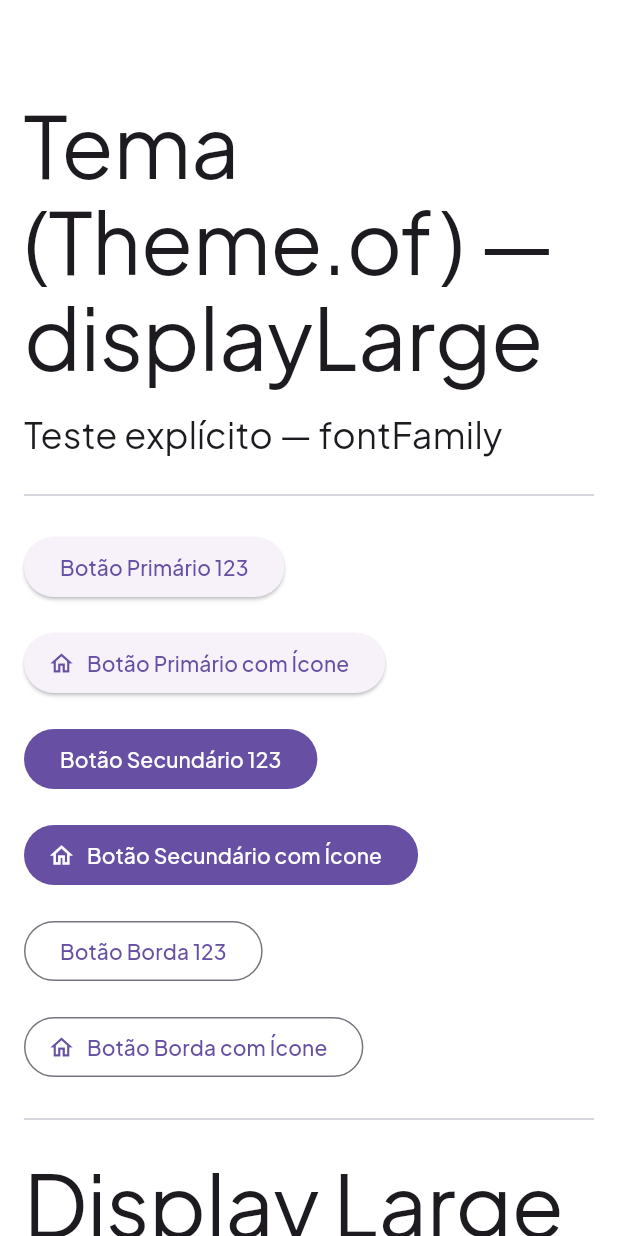
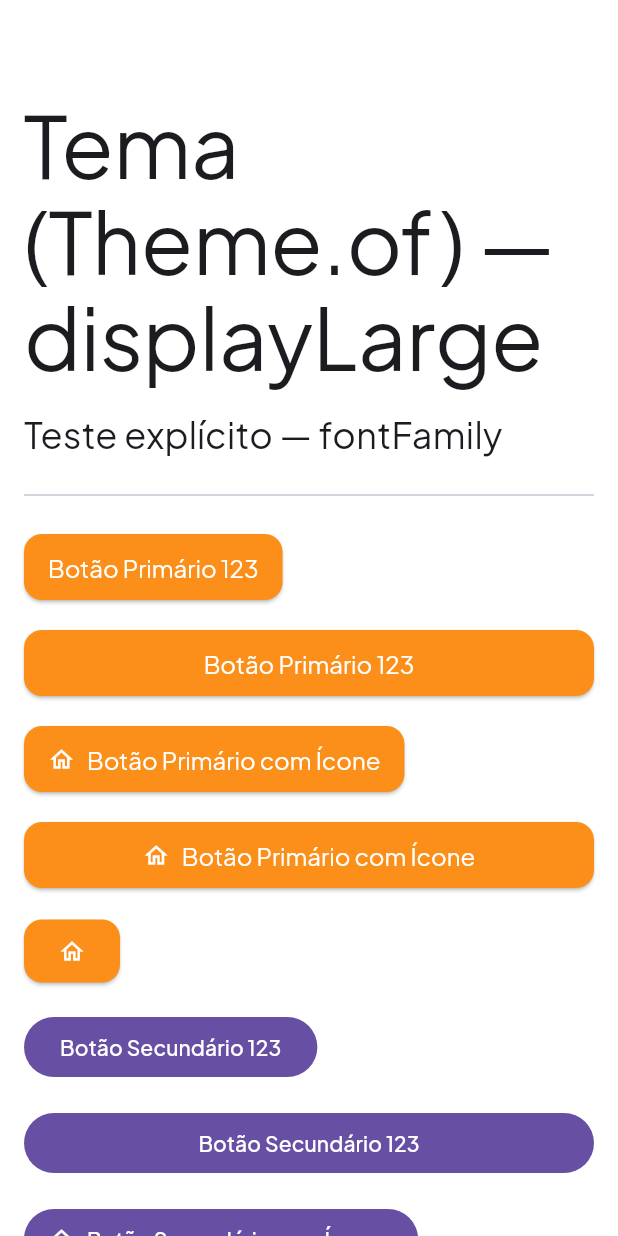
Before and after one commit to alexandreraminelli/aplicativo-lanchonete-escolar, a Flutter app: the screen it shows after launch, on a phone screen of 412 x 824 dp. Run offline on Flutter 3.47's test engine with Material 3 defaults, Android fonts, the phone set to English and light mode, and no system bars.

Commit message:
feat(button): criar estilo pro ElevatedButton

```diff
--- a/gosnack_client/lib/theme_test.dart
+++ b/gosnack_client/lib/theme_test.dart
@@ -1,4 +1,5 @@
 import 'package:flutter/material.dart';
+import 'package:gosnack_client/utils/constants/styles/spacing.dart';
 
 class ThemeWidgetsTest extends StatelessWidget {
   const ThemeWidgetsTest({super.key});
@@ -24,25 +25,76 @@ class ThemeWidgetsTest extends StatelessWidget {
           const Divider(),
 
           ElevatedButton(onPressed: () {}, child: Text("Botão Primário 123")),
+          SizedBox(
+            width: double.infinity,
+            child: ElevatedButton(
+              onPressed: () {},
+              child: Text("Botão Primário 123"),
+            ),
+          ),
           ElevatedButton.icon(
             onPressed: () {},
             icon: Icon(Icons.home_outlined),
             label: Text("Botão Primário com Ícone"),
           ),
+          SizedBox(
+            width: double.infinity,
+            child: ElevatedButton.icon(
+              onPressed: () {},
+              icon: Icon(Icons.home_outlined),
+              label: Text("Botão Primário com Ícone"),
+            ),
+          ),
+          // Apenas ícone
+          ElevatedButton(onPressed: () {}, child: Icon(Icons.home_outlined)),
 
           FilledButton(onPressed: () {}, child: Text("Botão Secundário 123")),
+          SizedBox(
+            width: double.infinity,
+            child: FilledButton(
+              onPressed: () {},
+              child: Text("Botão Secundário 123"),
+            ),
+          ),
           FilledButton.icon(
             onPressed: () {},
             icon: Icon(Icons.home_outlined),
             label: Text("Botão Secundário com Ícone"),
           ),
+          SizedBox(
+            width: double.infinity,
+            child: FilledButton.icon(
+              onPressed: () {},
+              icon: Icon(Icons.home_outlined),
+              label: Text("Botão Secundário com Ícone"),
+            ),
+          ),
+          // Apenas ícone
+          FilledButton(onPressed: () {}, child: Icon(Icons.home_outlined)),
 
           OutlinedButton(onPressed: () {}, child: Text("Botão Borda 123")),
+          SizedBox(
+            width: double.infinity,
+            child: OutlinedButton(
+              onPressed: () {},
+              child: Text("Botão Borda 123"),
+            ),
+          ),
           OutlinedButton.icon(
             onPressed: () {},
             icon: Icon(Icons.home_outlined),
             label: Text("Botão Borda com Ícone"),
           ),
+          SizedBox(
+            width: double.infinity,
+            child: OutlinedButton.icon(
+              onPressed: () {},
+              icon: Icon(Icons.home_outlined),
+              label: Text("Botão Borda com Ícone"),
+            ),
+          ),
+          // Apenas ícone
+          OutlinedButton(onPressed: () {}, child: Icon(Icons.home_outlined)),
 
           const Divider(),
 
--- /dev/null
+++ b/gosnack_client/lib/utils/constants/styles/spacing.dart
@@ -0,0 +1,13 @@
+import 'package:flutter/material.dart';
+import 'package:gosnack_client/utils/constants/styles/sizes.dart';
+
+/// Contantes de espaçamentos EdgeInsets para padding e margin.
+class KSpacing {
+  KSpacing._(); // Construtor privado para evitar instanciação
+
+  // -- Buttons ------------------------------------------------------------- //
+  static const EdgeInsets buttonPaddingMd = EdgeInsets.symmetric(
+    horizontal: Sizes.md,
+    vertical: Sizes.sm,
+  );
+}
--- a/gosnack_client/lib/utils/theme/theme.dart
+++ b/gosnack_client/lib/utils/theme/theme.dart
@@ -1,5 +1,6 @@
 import 'package:flutter/material.dart';
 import 'package:gosnack_client/utils/constants/styles/colors.dart';
+import 'package:gosnack_client/utils/theme/widgets/elevated_button_theme.dart';
 
 /// Tema da aplicação.
 class AppTheme {
@@ -13,6 +14,7 @@ class AppTheme {
     required Brightness brightness,
     required Color scaffoldBackgroundColor,
     // Widgets
+    required ElevatedButtonThemeData elevatedButtonTheme,
   }) {
     final base = ThemeData(
       useMaterial3: true,
@@ -26,6 +28,7 @@ class AppTheme {
       fontFamily: defaultFont,
 
       // -- Widgets do Material Design
+      elevatedButtonTheme: elevatedButtonTheme,
     );
 
     return base.copyWith(
@@ -41,6 +44,8 @@ class AppTheme {
     scaffoldBackgroundColor: Colors.white,
 
     // -- Widgets do Material Design
+    // Botões
+    elevatedButtonTheme: AppElevatedButtonTheme.lightElevatedButtonTheme,
   );
 
   /* ------------------------------------------------------------------------ */
@@ -51,5 +56,7 @@ class AppTheme {
     scaffoldBackgroundColor: Colors.black,
 
     // -- Widgets do Material Design
+    // Botões
+    elevatedButtonTheme: AppElevatedButtonTheme.darkElevatedButtonTheme,
   );
 }
--- /dev/null
+++ b/gosnack_client/lib/utils/theme/widgets/elevated_button_theme.dart
@@ -0,0 +1,41 @@
+import 'package:flutter/material.dart';
+import 'package:gosnack_client/utils/constants/styles/colors.dart';
+import 'package:gosnack_client/utils/constants/styles/sizes.dart';
+import 'package:gosnack_client/utils/constants/styles/spacing.dart';
+import 'package:gosnack_client/utils/theme/theme.dart';
+
+/// Tema personalizado para ElevatedButton.
+/// Usado como botão primário na aplicação.
+class AppElevatedButtonTheme {
+  AppElevatedButtonTheme._(); // Construtor privado para evitar instanciação
+
+  /// Tema base do botão primário.
+  static final _baseElevatedButtonTheme = ElevatedButtonThemeData(
+    style: ElevatedButton.styleFrom(
+      elevation: 1, // sombra
+      // Cores
+      backgroundColor: AppColors.primary,
+      foregroundColor: AppColors.primaryForeground,
+      disabledBackgroundColor: Colors.grey,
+      disabledForegroundColor: Colors.white70,
+      // Padding
+      padding: KSpacing.buttonPaddingMd,
+      // Tipografia
+      textStyle: const TextStyle(
+        fontFamily: AppTheme.defaultFont,
+        fontSize: 16.0,
+        fontWeight: FontWeight.normal,
+      ),
+      // Cantos arredondados
+      shape: RoundedRectangleBorder(
+        borderRadius: BorderRadius.circular(Sizes.sm),
+      ),
+    ),
+  );
+
+  /// Tema do botão primário no modo claro.
+  static final lightElevatedButtonTheme = _baseElevatedButtonTheme;
+
+  /// Tema do botão primário no modo escuro.
+  static final darkElevatedButtonTheme = _baseElevatedButtonTheme;
+}
```
Also changed, not shown: 1 other file.
